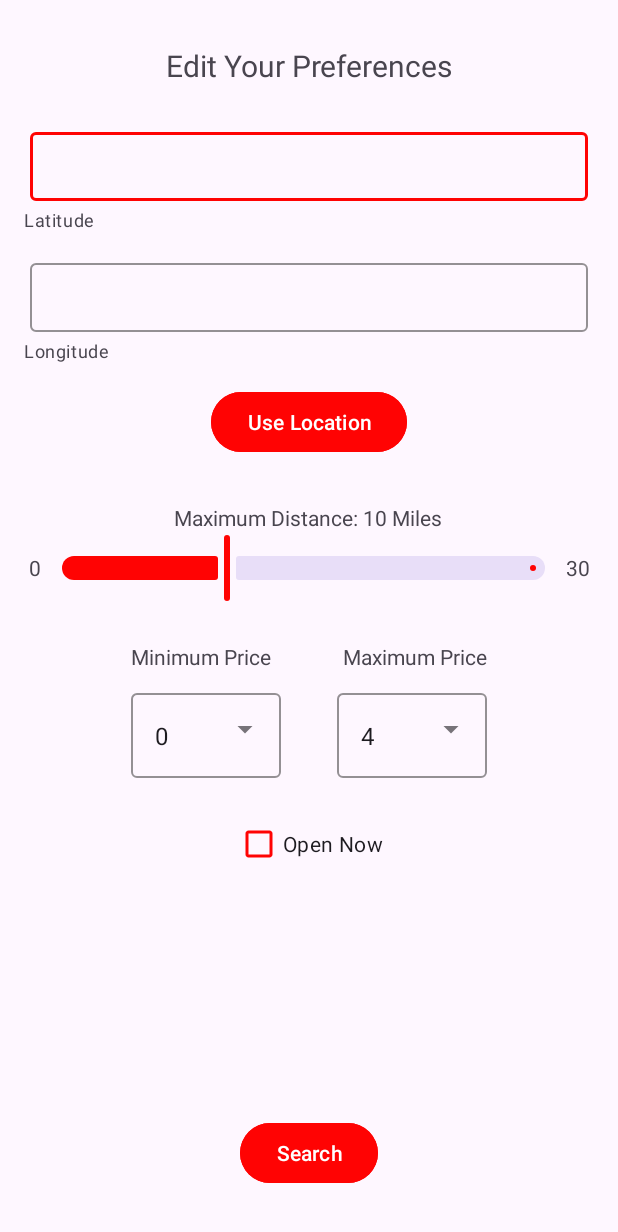
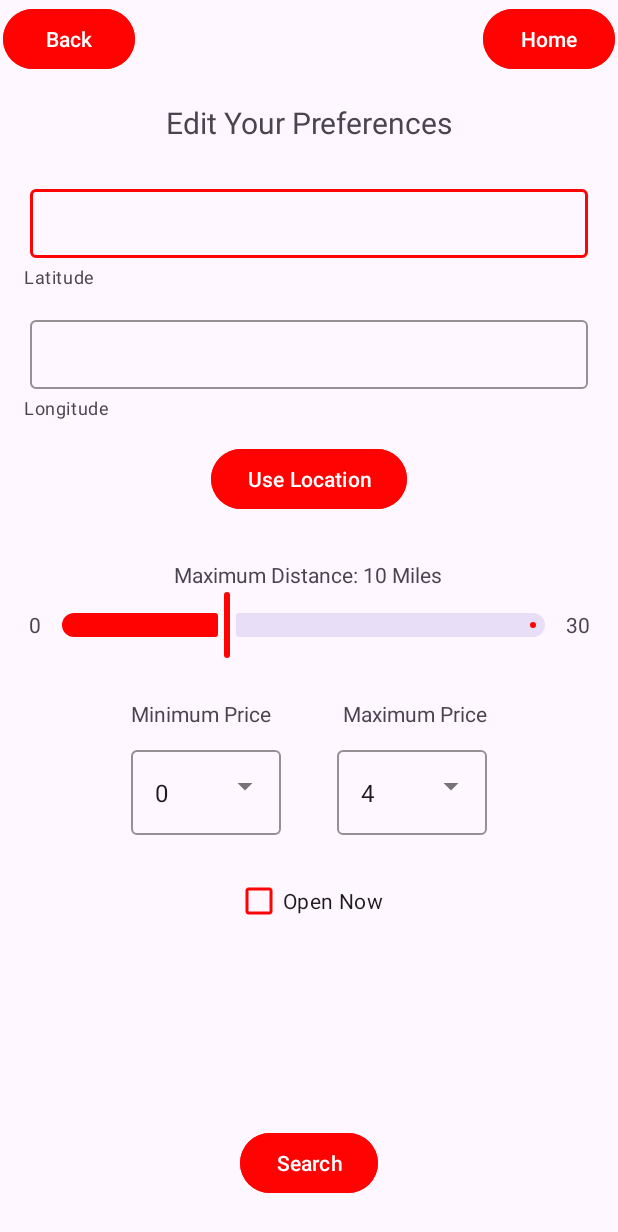
Before and after one commit to Msheph1/StateFarmMobileAppContest, an Android app: the layout activity_main.xml on its own in the app's theme, with its tools: preview values and no code run, on a phone screen of 412 x 824 dp. Shown: the top 1232 px of the screen. Run offline under Robolectric (Android 15) with nearby library versions, the phone set to English and light mode, and no system bars.

Commit message:
adding home and back buttons

```diff
--- a/app/src/main/res/layout/activity_main.xml
+++ b/app/src/main/res/layout/activity_main.xml
@@ -6,15 +6,34 @@
     android:layout_height="match_parent"
     tools:context=".Filters">
 
+    <Button
+        android:id="@+id/backbtn"
+        android:layout_width="wrap_content"
+        android:layout_height="wrap_content"
+        android:text="Back"
+        android:backgroundTint="@color/red"
+        app:layout_constraintStart_toStartOf="parent"
+        app:layout_constraintTop_toTopOf="parent"
+        android:layout_margin="2dp"/>
 
+    <Button
+        android:id="@+id/homebtn"
+        android:layout_width="wrap_content"
+        android:layout_height="wrap_content"
+        android:layout_margin="2dp"
+        android:backgroundTint="@color/red"
+        android:text="Home"
+        app:layout_constraintEnd_toEndOf="parent"
+        app:layout_constraintTop_toTopOf="parent" />
     <TextView
         android:id="@+id/preferencesText"
         android:layout_width="wrap_content"
         android:layout_height="wrap_content"
-        android:layout_marginTop="30dp"
+        android:layout_marginTop="68dp"
+        android:text="Edit Your Preferences"
         android:textSize="20sp"
-        android:text="Edit Your Preferences"
         app:layout_constraintEnd_toEndOf="parent"
+        app:layout_constraintHorizontal_bias="0.50"
         app:layout_constraintStart_toStartOf="parent"
         app:layout_constraintTop_toTopOf="parent" />
 
```
Also changed, not shown: app/src/main/java/com/msheph1/foodfinder/Filters.java (+58 -4 lines), app/src/main/java/com/msheph1/foodfinder/LoadingPopup.java (added, +31 -0 lines), app/src/main/java/com/msheph1/foodfinder/Swiping.java (+12 -1 lines), app/src/main/res/layout/activity_picked_result.xml (+16 -14 lines), app/src/main/res/layout/activity_swiping.xml (+23 -1 lines), app/src/main/res/layout/custom_loading.xml (added, +31 -0 lines), app/src/main/res/layout/resturantcard2.xml (+14 -14 lines).
